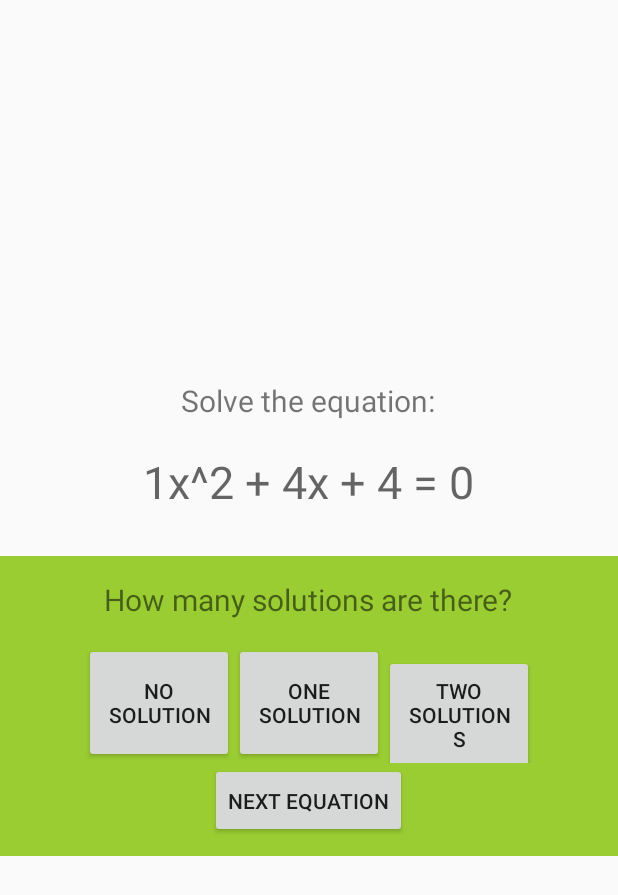
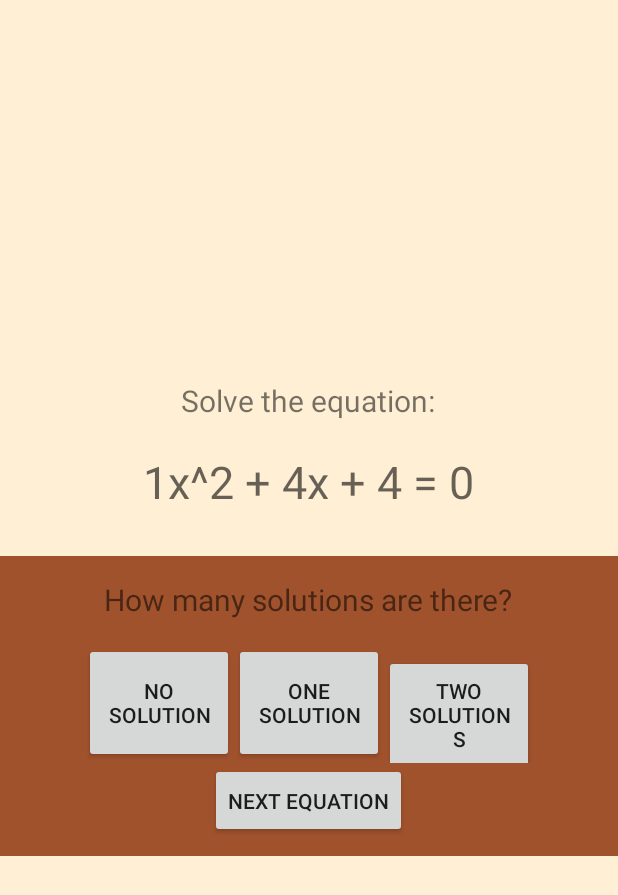
Before and after one commit to MannySandhu/Android-Quadratic-App, an Android app: the QuizActivity screen opened directly, with no data from a screen before it, on a phone screen of 412 x 824 dp. Shown: the top 895 px of the screen. Run offline under Robolectric (Android 15) with nearby library versions, the phone set to English and light mode, and no system bars.

Commit message:
Added color to XML layouts

```diff
--- a/QuadraticSolverApplication/app/src/main/java/com/sandhu/manny/quadraticsolverapplication/QuizActivity.java
+++ b/QuadraticSolverApplication/app/src/main/java/com/sandhu/manny/quadraticsolverapplication/QuizActivity.java
@@ -26,47 +26,15 @@ public class QuizActivity extends Activity implements View.OnClickListener {
         super.onCreate(savedInstanceState);
         setContentView(R.layout.activity_quiz);
 
-        // inflate default fragment
+        // inflate default quiz fragment
         quizFragment();
-
-        // initialise variables on create for default fragment
-        noSolution = (Button)findViewById(R.id.NoSolutionButton);
-        oneSolution = (Button)findViewById(R.id.OneSolutionButton);
-        twoSolution = (Button)findViewById(R.id.TwoSolutionButton);
 
 
     }
 
 
 
-    // create fragments
-    // default fragment layout
-    public void quizFragment(){
-        FragmentManager fm = getFragmentManager();
-        FragmentTransaction ft = fm.beginTransaction();
-        QuizFragment quizFragment = new QuizFragment();
-
-        ft.add(R.id.activity_quiz_fragment, quizFragment, "Quiz Default Fragment");
-        ft.commit();
-
-    }
-
-    // inflate fragment layout for one solution
-    public void oneSolution(){
-
-    }
-
-    // inflate fragment layout for two solutions
-    public void twoSolutionFragment(){
-        FragmentManager fm = getFragmentManager();
-        FragmentTransaction ft = fm.beginTransaction();
-        QuizFragment quizFragment = new QuizFragment();
-
-        ft.add(R.id.activity_quiz_fragment, quizFragment, "Quiz Two Solution Fragment");
-        ft.commit();
-    }
-
-    // set up listeners
+    // set up listeners for default quiz fragment
     private void setListeners(){
         noSolution.setOnClickListener(this);
         oneSolution.setOnClickListener(this);
@@ -102,4 +70,38 @@ public class QuizActivity extends Activity implements View.OnClickListener {
 
     }
 
+
+    // create fragments
+
+    // default fragment layout
+    public void quizFragment(){
+        FragmentManager fm = getFragmentManager();
+        FragmentTransaction ft = fm.beginTransaction();
+        QuizFragment quizFragment = new QuizFragment();
+
+        ft.add(R.id.activity_quiz_fragment, quizFragment, "Quiz Default Fragment");
+        ft.commit();
+
+        // initialise variables on create for default fragment
+        noSolution = (Button)findViewById(R.id.NoSolutionButton);
+        oneSolution = (Button)findViewById(R.id.OneSolutionButton);
+        twoSolution = (Button)findViewById(R.id.TwoSolutionButton);
+
+    }
+
+    // inflate fragment layout for one solution
+    public void oneSolution(){
+
+    }
+
+    // inflate fragment layout for two solutions
+    public void twoSolutionFragment(){
+        FragmentManager fm = getFragmentManager();
+        FragmentTransaction ft = fm.beginTransaction();
+        QuizFragment quizFragment = new QuizFragment();
+
+        ft.add(R.id.activity_quiz_fragment, quizFragment, "Quiz Two Solution Fragment");
+        ft.commit();
+    }
+
 }
--- a/QuadraticSolverApplication/app/src/main/res/layout/activity_home.xml
+++ b/QuadraticSolverApplication/app/src/main/res/layout/activity_home.xml
@@ -4,13 +4,13 @@
     android:layout_height="match_parent"
     tools:context=".Home"
     android:orientation="vertical"
-    android:gravity="center">
+    android:gravity="center" >
 
     <LinearLayout
         android:layout_width="match_parent"
         android:layout_height="wrap_content"
         android:orientation="vertical"
-        android:padding="1dp">
+        android:layout_gravity="center">
 
             <TextView
                 android:id="@+id/title"
--- a/QuadraticSolverApplication/app/src/main/res/layout/activity_quiz.xml
+++ b/QuadraticSolverApplication/app/src/main/res/layout/activity_quiz.xml
@@ -4,7 +4,8 @@
     android:layout_height="match_parent"
     tools:context=".QuizActivity"
     android:orientation="vertical"
-    android:gravity="center" >
+    android:gravity="center"
+    android:background="#FFEFD5">
 
     <LinearLayout
         android:layout_width="wrap_content"
--- a/QuadraticSolverApplication/app/src/main/res/layout/activity_solver.xml
+++ b/QuadraticSolverApplication/app/src/main/res/layout/activity_solver.xml
@@ -4,7 +4,8 @@
     android:layout_height="match_parent"
     tools:context=".Solver"
     android:orientation="vertical"
-    android:gravity="center">
+    android:gravity="center"
+    android:background="#FFEFD5">
 
     <LinearLayout
         android:layout_width="wrap_content"
--- a/QuadraticSolverApplication/app/src/main/res/layout/quiz_fragment_layout.xml
+++ b/QuadraticSolverApplication/app/src/main/res/layout/quiz_fragment_layout.xml
@@ -1,7 +1,7 @@
 <?xml version="1.0" encoding="utf-8"?>
 <LinearLayout xmlns:android="http://schemas.android.com/apk/res/android"
     android:layout_width="match_parent" android:layout_height="match_parent"
-    android:background="#9ACD32">
+    android:background="#A0522D">
 
     <LinearLayout
         android:layout_width="match_parent"
--- a/QuadraticSolverApplication/app/src/main/res/layout/two_solution_fragment.xml
+++ b/QuadraticSolverApplication/app/src/main/res/layout/two_solution_fragment.xml
@@ -1,7 +1,7 @@
 <?xml version="1.0" encoding="utf-8"?>
 <LinearLayout xmlns:android="http://schemas.android.com/apk/res/android"
-    android:layout_width="match_parent" android:layout_height="200dp"
-    android:background="#9ACD32">
+    android:layout_width="match_parent" android:layout_height="match_parent"
+    android:background="#A0522D">
 
     <LinearLayout
         android:layout_width="match_parent"
```
